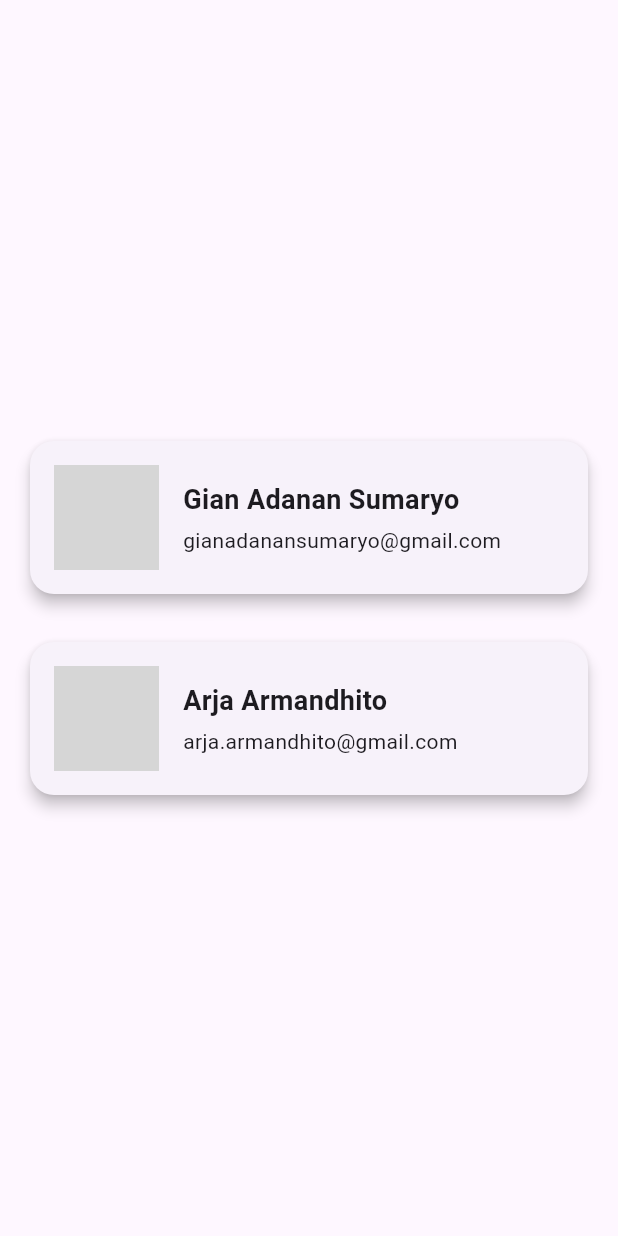
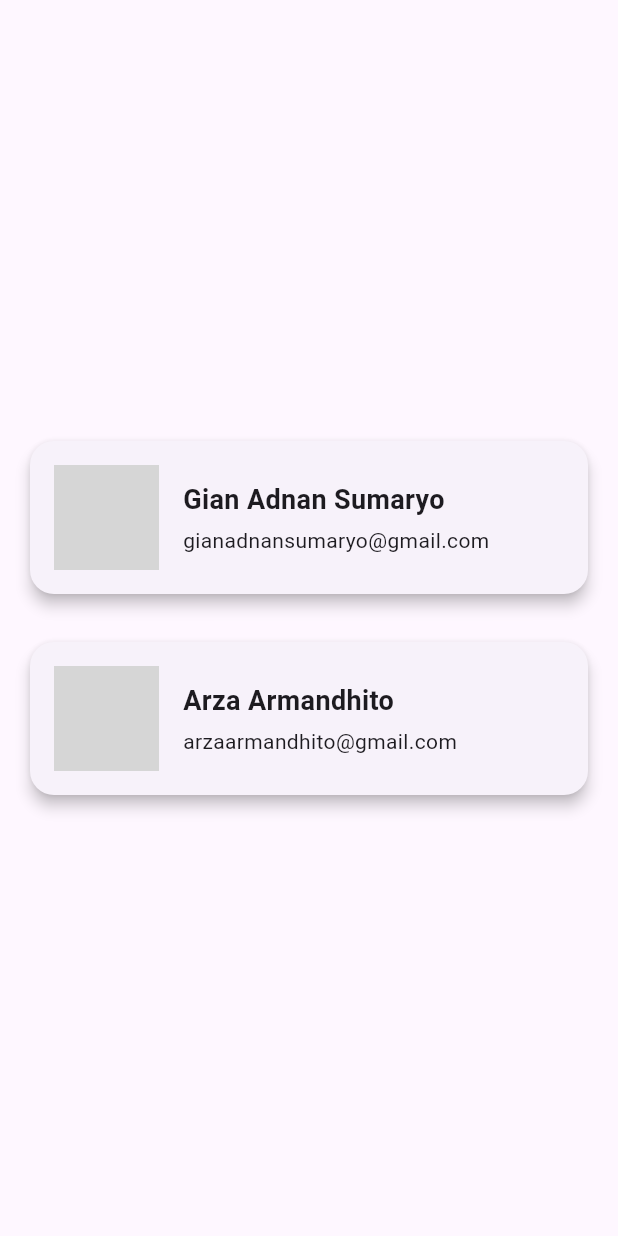
Before and after one commit to Adnan-k1/todo_list_app, a Flutter app: the ProfilePage screen opened by its route, on a phone screen of 412 x 824 dp. Run offline on Flutter 3.47's test engine with Material 3 defaults, Android fonts, the phone set to English and light mode, and no system bars; our stand-ins replace get; grey boxes are pictures that could not be loaded.

Commit message:
pembenaran kesalahan

```diff
--- a/lib/controller/history_controller.dart
+++ b/lib/controller/history_controller.dart
@@ -19,7 +19,7 @@ class HistoryController extends GetxController {
         Get.snackbar(
           "Berhasil",
           "Todo berhasil dihapus dari history",
-          snackPosition: SnackPosition.BOTTOM,
+          snackPosition: SnackPosition.TOP,
         );
       },
     );
--- a/lib/controller/todo_controller.dart
+++ b/lib/controller/todo_controller.dart
@@ -28,7 +28,6 @@ class TodoController extends GetxController {
   var todos = <Todo>[].obs;
   var history = <Todo>[].obs;
 
-  /// Versi sederhana
   void addTodo(String title, String description, int colorIndex) {
     if (title.isNotEmpty) {
       todos.add(
@@ -37,7 +36,6 @@ class TodoController extends GetxController {
     }
   }
 
-  /// Versi lengkap: save dari input form
   void saveTodo({
     required TextEditingController titleCtrl,
     required TextEditingController startTimeCtrl,
@@ -54,13 +52,11 @@ class TodoController extends GetxController {
       ),
     );
 
-    // reset input
     titleCtrl.clear();
     startTimeCtrl.clear();
     endTimeCtrl.clear();
   }
 
-  /// Update status dan warna
   void updateStatus(int index, String newStatus) {
     if (index < 0 || index >= todos.length) return;
 
--- a/lib/pages/profile_page.dart
+++ b/lib/pages/profile_page.dart
@@ -10,14 +10,14 @@ class ProfilePage extends StatelessWidget {
           shrinkWrap: true,
           children: [
             ProfileCard(
-              name: "Gian Adanan Sumaryo",
-              email: "gianadanansumaryo@gmail.com",
+              name: "Gian Adnan Sumaryo",
+              email: "gianadnansumaryo@gmail.com",
               imagePath: "lib/assets/images/gian.png",
             ),
             const SizedBox(height: 16),
             ProfileCard(
-              name: "Arja Armandhito",
-              email: "arja.armandhito@gmail.com",
+              name: "Arza Armandhito",
+              email: "arzaarmandhito@gmail.com",
               imagePath: "lib/assets/images/arja.png",
             ),
           ],
@@ -49,10 +49,7 @@ class ProfileCard extends StatelessWidget {
         padding: const EdgeInsets.all(16),
         child: Row(
           children: [
-            CircleAvatar(
-              radius: 35,
-              backgroundImage: AssetImage(imagePath),
-            ),
+            CircleAvatar(radius: 35, backgroundImage: AssetImage(imagePath)),
             const SizedBox(width: 16),
             Expanded(
               child: Column(
@@ -61,7 +58,9 @@ class ProfileCard extends StatelessWidget {
                   Text(
                     name,
                     style: const TextStyle(
-                        fontSize: 18, fontWeight: FontWeight.bold),
+                      fontSize: 18,
+                      fontWeight: FontWeight.bold,
+                    ),
                   ),
                   const SizedBox(height: 4),
                   Text(email),
```
Also changed, not shown: lib/pages/dashboard_page.dart (+10 -7 lines).
